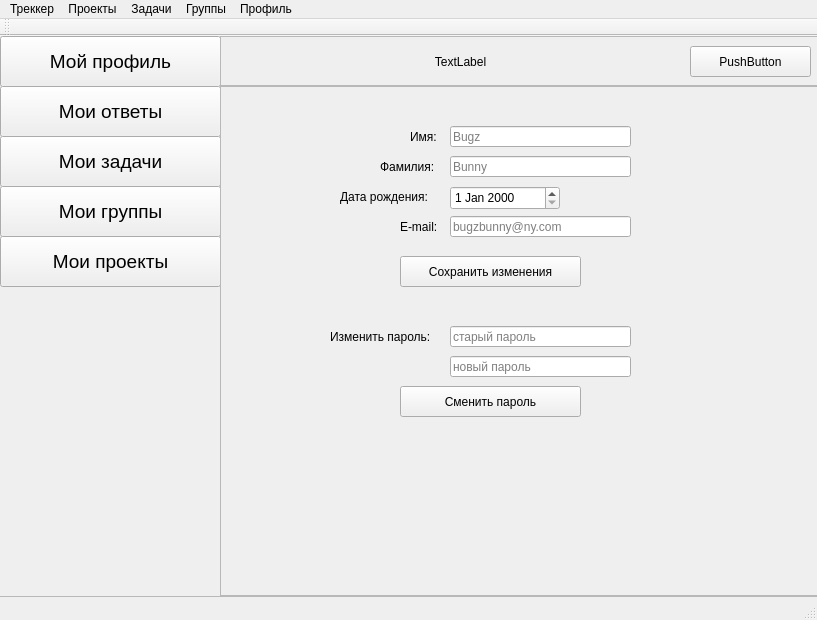
This is mainwindow.ui in wid0ki/BugzBunny as Qt 5 draws it before an edit. The edited form follows.
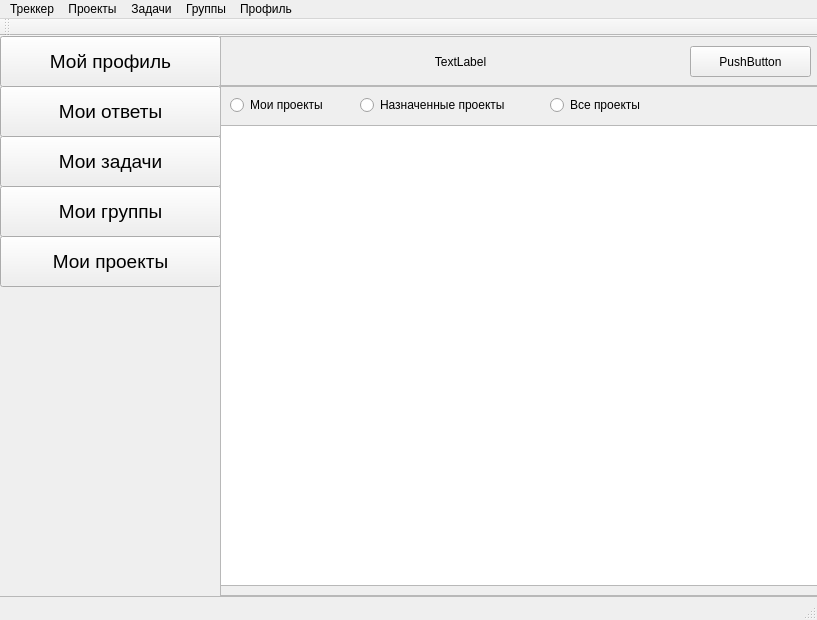
This is the edited form.

Diff of the .ui file:
```diff
--- a/mainwindow.ui
+++ b/mainwindow.ui
@@ -404,6 +404,55 @@
     <property name="frameShadow">
      <enum>QFrame::Raised</enum>
     </property>
+    <widget class="QTableWidget" name="projectView">
+     <property name="geometry">
+      <rect>
+       <x>0</x>
+       <y>40</y>
+       <width>601</width>
+       <height>461</height>
+      </rect>
+     </property>
+    </widget>
+    <widget class="QRadioButton" name="myProjects">
+     <property name="geometry">
+      <rect>
+       <x>10</x>
+       <y>10</y>
+       <width>111</width>
+       <height>20</height>
+      </rect>
+     </property>
+     <property name="text">
+      <string>Мои проекты</string>
+     </property>
+    </widget>
+    <widget class="QRadioButton" name="allProjects">
+     <property name="geometry">
+      <rect>
+       <x>330</x>
+       <y>10</y>
+       <width>102</width>
+       <height>20</height>
+      </rect>
+     </property>
+     <property name="text">
+      <string>Все проекты</string>
+     </property>
+    </widget>
+    <widget class="QRadioButton" name="assignProjects">
+     <property name="geometry">
+      <rect>
+       <x>140</x>
+       <y>10</y>
+       <width>171</width>
+       <height>20</height>
+      </rect>
+     </property>
+     <property name="text">
+      <string>Назначенные проекты</string>
+     </property>
+    </widget>
    </widget>
    <zorder>frame_3</zorder>
    <zorder>frame</zorder>
```
